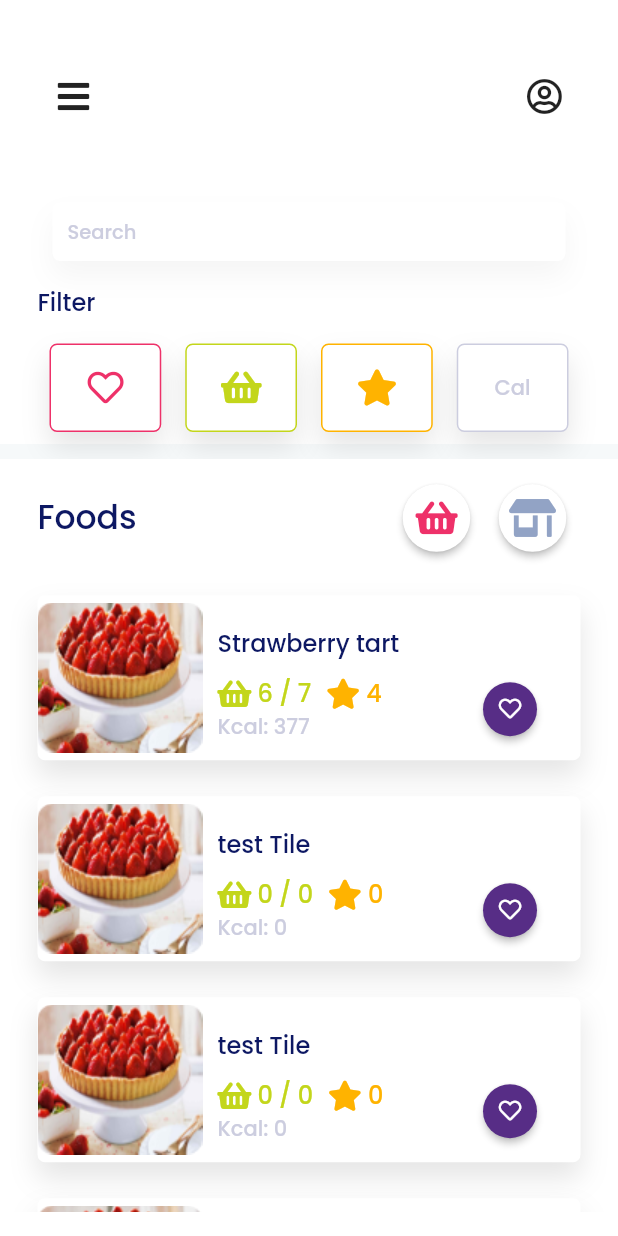
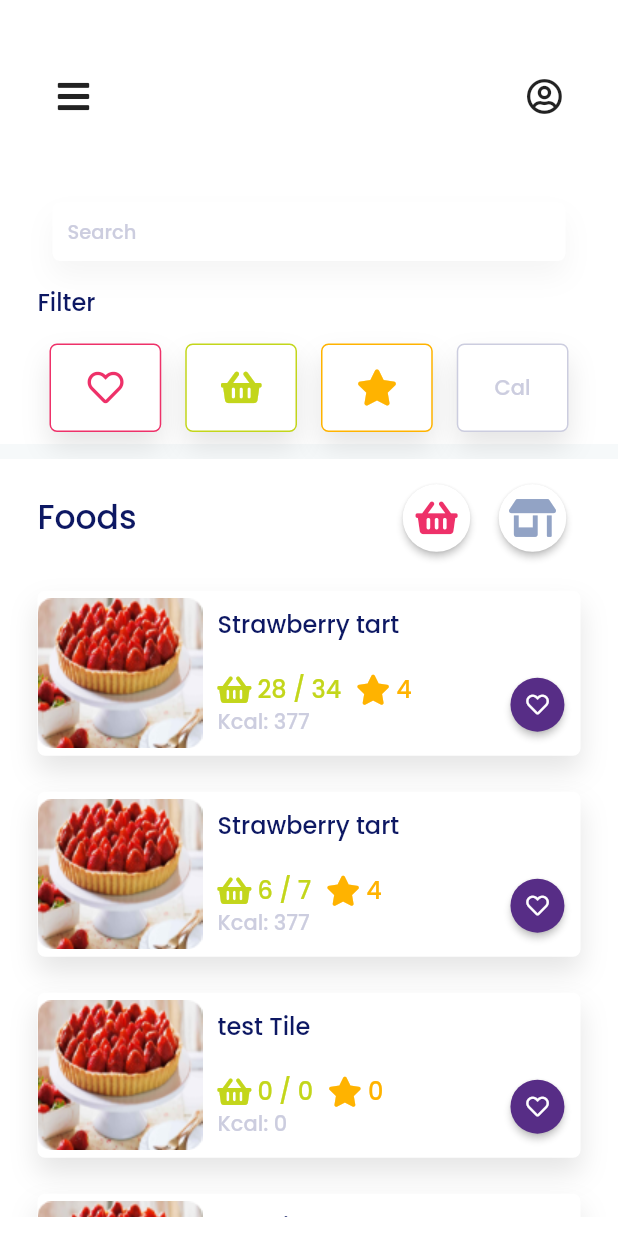
Before and after one commit to LaRoza-dev/Frigo-Frontend, a Flutter app: the HomePage screen opened by its route, on a phone screen of 412 x 824 dp. Run offline on Flutter 3.47's test engine with Material 2 defaults, Android fonts, the light colour scheme and no system bars; our stand-ins replace flutter_dotenv, font_awesome_flutter, form_field_validator, get, get_storage, google_sign_in and 2 more; accounts and stored records are empty.

Commit message:
foodTile responsive fix

```diff
--- a/lib/components/foodTile.dart
+++ b/lib/components/foodTile.dart
@@ -47,19 +47,22 @@ class FoodTile extends StatelessWidget {
               SizedBox(width: 10),
               Expanded(
                 child: Padding(
-                  padding: const EdgeInsets.fromLTRB(0, 20, 15, 10),
+                  padding: const EdgeInsets.fromLTRB(0, 10, 5, 10),
                   child: Column(
                     mainAxisAlignment: MainAxisAlignment.spaceBetween,
                     crossAxisAlignment: CrossAxisAlignment.start,
                     children: <Widget>[
-                      Text(
+                      Expanded(
+                        child: Text(
                           title,
                           style: kText1,
+                        ),
                       ),
                       Row(
                         mainAxisAlignment: MainAxisAlignment.spaceBetween,
                         children: [
-                          Column(
+                          Expanded(flex: 4,
+                            child: Column(
                               crossAxisAlignment: CrossAxisAlignment.start,
                               children: [
                                 Row(
@@ -104,12 +107,15 @@ class FoodTile extends StatelessWidget {
                                     style: TextStyle(color: kFieldTextColor,fontFamily: 'Poppins',))
                               ],
                             ),
-                          CircleIconButton(
+                          ),
+                          Expanded(flex: 1,
+                            child: CircleIconButton(
                                 color: kButtonColor,
                                 onColor: Colors.white,
                                 icon: FontAwesomeIcons.heart,
                                 size: 15,
-                              onPressed: () {})
+                                onPressed: () {}),
+                          )
                         ],
                       ),
                     ],
--- a/lib/screens/home_page.dart
+++ b/lib/screens/home_page.dart
@@ -241,9 +241,17 @@ class HomePage extends StatelessWidget {
                               flex: 7,
                               child: Padding(
                                 padding:
-                                    const EdgeInsets.symmetric(vertical: 8),
+                                    const EdgeInsets.symmetric(vertical: 5),
                                 child: ListView(
                                   children: [
+                                    FoodTile(
+                                      title: 'Strawberry tart',
+                                      image: 'asset/images/recipe_image.png',
+                                      items: 28,
+                                      allItems: 34,
+                                      star: 4,
+                                      cal: 377,
+                                    ),
                                     FoodTile(
                                       title: 'Strawberry tart',
                                       image: 'asset/images/recipe_image.png',
@@ -251,10 +259,6 @@ class HomePage extends StatelessWidget {
                                       allItems: 7,
                                       star: 4,
                                       cal: 377,
-                                    ),
-                                    FoodTile(
-                                      title: 'test Tile',
-                                      image: 'asset/images/recipe_image.png',
                                     ),
                                     FoodTile(
                                       title: 'test Tile',
```
Lines whose indentation alone changed are shown as unchanged.
